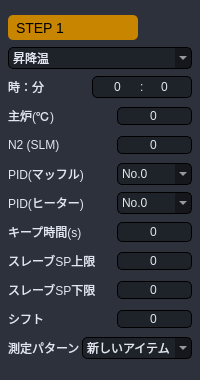
Qt form Source code/gui_main/gui/widgets/py_pattern/temp_pattern.ui (coolandy345/MS4371) before a commit.
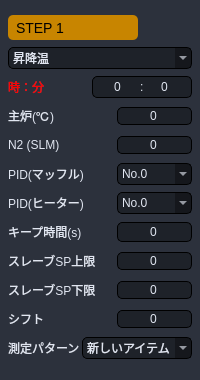
The same form after that commit.

Patch:
```diff
--- a/Source code/gui_main/gui/widgets/py_pattern/temp_pattern.ui
+++ b/Source code/gui_main/gui/widgets/py_pattern/temp_pattern.ui
@@ -443,7 +443,7 @@
                 </size>
                </property>
                <property name="styleSheet">
-                <string notr="true"/>
+                <string notr="true">color: rgb(255, 0, 0);</string>
                </property>
                <property name="text">
                 <string>時：分</string>
```
Left out of the diff: 4 changed lines with no effect on the pictures.
